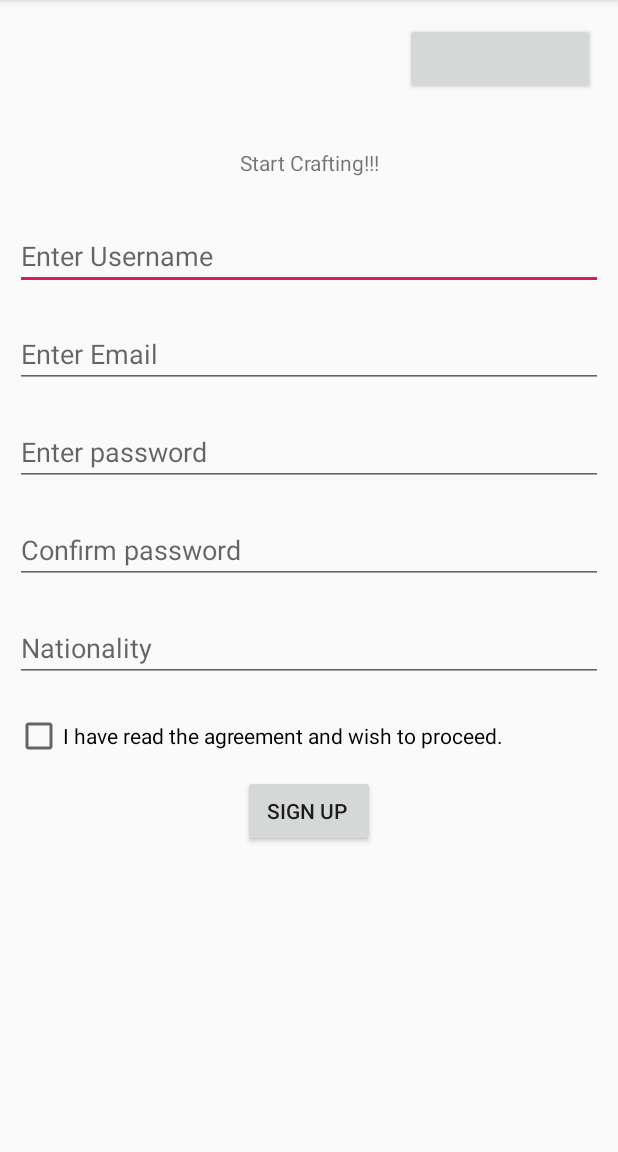
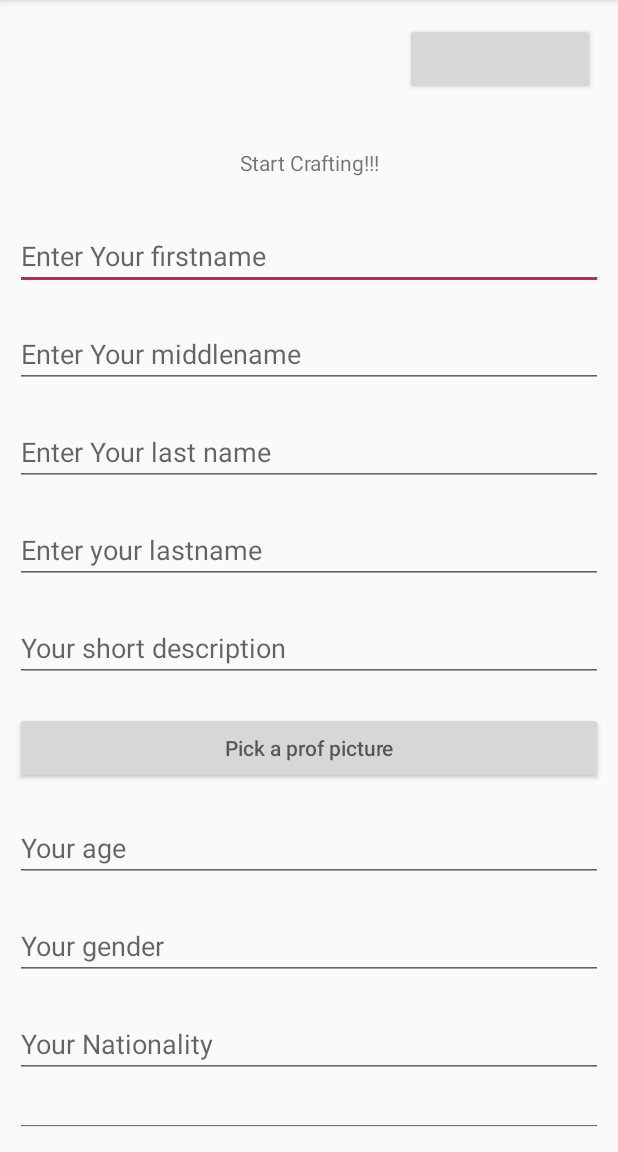
Before and after one commit to nikeshpun1999/example-food-for-good, an Android app: the fragment SignupFragment shown on its own in the app's theme, on a phone screen of 412 x 824 dp, the part 84-1236 px from its top. Run offline under Robolectric (Android 15) with nearby library versions, the phone set to English and light mode, and no system bars.

Commit message:
sign up form initation, user API created, userModel created

```diff
--- a/app/build.gradle
+++ b/app/build.gradle
@@ -31,4 +31,8 @@ dependencies {
     implementation 'android.arch.navigation:navigation-fragment:1.0.0'
     implementation 'android.arch.navigation:navigation-ui:1.0.0'
 
+    implementation 'com.squareup.retrofit2:retrofit:2.5.0'
+    implementation 'com.squareup.retrofit2:converter-gson:2.5.0'
+
+
 }
--- a/app/src/main/java/com/example/foodforgood/fragments/SignupFragment.java
+++ b/app/src/main/java/com/example/foodforgood/fragments/SignupFragment.java
@@ -6,11 +6,16 @@ import android.support.v4.app.Fragment;
 import android.view.LayoutInflater;
 import android.view.View;
 import android.view.ViewGroup;
+import android.widget.Button;
+import android.widget.EditText;
 
+import com.example.foodforgood.API.UserAPI;
 import com.example.foodforgood.R;
 
-public class SignupFragment extends Fragment {
-
+public class SignupFragment extends Fragment implements View.OnClickListener{
+EditText fname,mname,lname,udesc,age,sex,username,nationality,password;
+    Button profpick,btnsignup;
+    UserAPI uapi;
 
     public SignupFragment() {
 
@@ -21,7 +26,27 @@ public class SignupFragment extends Fragment {
     public View onCreateView(LayoutInflater inflater, ViewGroup container,
                              Bundle savedInstanceState) {
 
-        return inflater.inflate(R.layout.fragment_signup, container, false);
+        View view= inflater.inflate(R.layout.fragment_signup, container, false);
+
+        fname=view.findViewById(R.id.signup_firstname);
+        mname=view.findViewById(R.id.signup_middlename);
+        lname=view.findViewById(R.id.signup_lastname);
+        udesc=view.findViewById(R.id.signup_userdesc);
+        age=view.findViewById(R.id.signup_age);
+        sex=view.findViewById(R.id.signup_sex);
+        username=view.findViewById(R.id.signup_Username);
+        nationality=view.findViewById(R.id.signup_nationality);
+        password=view.findViewById(R.id.signup_Password);
+        profpick=view.findViewById(R.id.signup_btn_Profilepic);
+        btnsignup=view.findViewById(R.id.signup_btn_signup);
+        return view;
     }
 
+    @Override
+    public void onClick(View v) {
+        if(v.getId()==R.id.signup_btn_signup)
+        {
+
+        }
+    }
 }
--- a/app/src/main/res/layout/fragment_signup.xml
+++ b/app/src/main/res/layout/fragment_signup.xml
@@ -39,53 +39,88 @@
     <EditText
         android:layout_width="match_parent"
         android:layout_height="wrap_content"
-        android:id="@+id/et_username"
-        android:hint="Enter Username"
+        android:id="@+id/signup_firstname"
+        android:hint="Enter Your firstname"
         android:layout_below="@+id/tv_title"
         android:layout_margin="10sp"/>
     <EditText
         android:layout_width="match_parent"
         android:layout_height="wrap_content"
-        android:id="@+id/et_email"
-        android:hint="Enter Email"
-        android:layout_below="@+id/et_username"
+        android:id="@+id/signup_middlename"
+        android:hint="Enter Your middlename"
+        android:layout_below="@+id/signup_firstname"
         android:layout_margin="10sp"/>
     <EditText
         android:layout_width="match_parent"
         android:layout_height="wrap_content"
-        android:id="@+id/et_password"
-        android:hint="Enter password"
-        android:layout_below="@+id/et_email"
+        android:id="@+id/signup_lastname"
+        android:hint="Enter Your last name"
+        android:layout_below="@+id/signup_middlename"
         android:layout_margin="10sp"/>
     <EditText
         android:layout_width="match_parent"
         android:layout_height="wrap_content"
-        android:id="@+id/et_repassword"
-        android:hint="Confirm password"
-        android:layout_below="@+id/et_password"
+        android:id="@+id/signup_Username"
+        android:hint="Enter your lastname"
+        android:layout_below="@+id/signup_lastname"
         android:layout_margin="10sp"/>
     <EditText
         android:layout_width="match_parent"
         android:layout_height="wrap_content"
-        android:id="@+id/et_nationality"
-        android:hint="Nationality"
-        android:layout_below="@+id/et_repassword"
+        android:id="@+id/signup_userdesc"
+        android:hint="Your short description"
+        android:layout_below="@+id/signup_Username"
         android:layout_margin="10sp"/>
 
-    <CheckBox
+    <Button
         android:layout_width="match_parent"
         android:layout_height="wrap_content"
-        android:text="I have read the agreement and wish to proceed."
-        android:id="@+id/chb_rem"
-        android:layout_below="@+id/et_nationality"
-        android:layout_margin="10sp"
-        />
+        android:id="@+id/signup_btn_Profilepic"
+        android:hint="Pick a prof picture"
+        android:layout_below="@+id/signup_userdesc"
+        android:layout_margin="10sp"/>
+
+    <EditText
+        android:layout_width="match_parent"
+        android:layout_height="wrap_content"
+        android:id="@+id/signup_age"
+        android:hint="Your age"
+        android:inputType="number"
+        android:layout_below="@+id/signup_btn_Profilepic"
+        android:layout_margin="10sp"/>
+
+    <EditText
+        android:layout_width="match_parent"
+        android:layout_height="wrap_content"
+        android:id="@+id/signup_sex"
+        android:hint="Your gender"
+        android:layout_below="@+id/signup_age"
+        android:layout_margin="10sp"/>
+
+    <EditText
+        android:layout_width="match_parent"
+        android:layout_height="wrap_content"
+        android:id="@+id/signup_nationality"
+        android:hint="Your Nationality"
+        android:layout_below="@+id/signup_sex"
+        android:layout_margin="10sp"/>
+
+    <EditText
+        android:layout_width="match_parent"
+        android:layout_height="wrap_content"
+        android:id="@+id/signup_Password"
+        android:hint="Set a password"
+        android:inputType="textPassword"
+        android:layout_below="@+id/signup_nationality"
+        android:layout_margin="10sp"/>
+
+
     <Button
         android:layout_width="wrap_content"
         android:layout_height="wrap_content"
         android:text="Sign Up "
-        android:id="@+id/btn_signup"
-        android:layout_below="@id/chb_rem"
+        android:id="@+id/signup_btn_signup"
+        android:layout_below="@id/signup_Password"
         android:gravity="center"
         android:layout_centerHorizontal="true"/>
 
```
Also changed, not shown: app/src/main/java/com/example/foodforgood/Model/Usermodel.java (added, +100 -0 lines), 1 other file.
